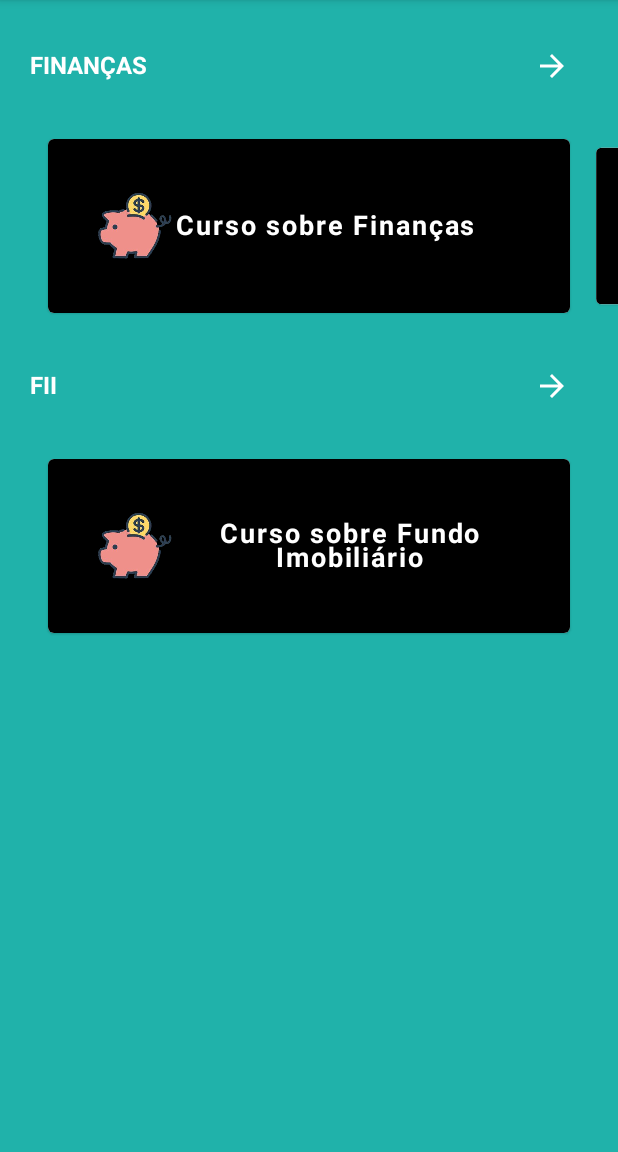
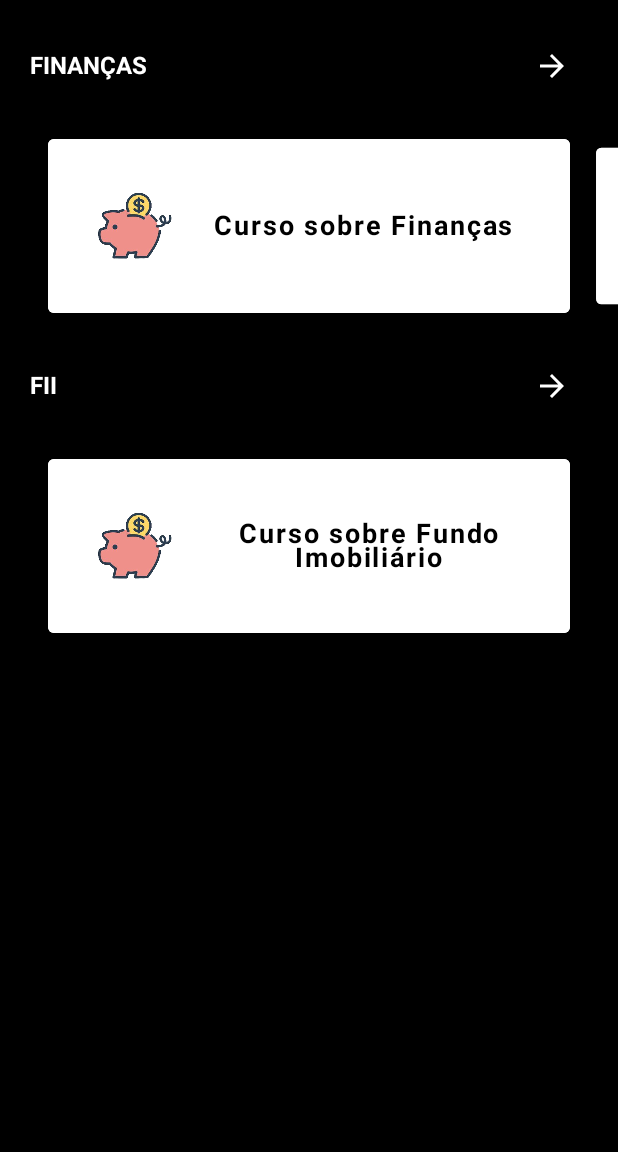
Before and after one commit to DanieleStein/Jupiter, an Android app built with Jetpack Compose: the CourseScreen screen opened through its navigation route, on a phone screen of 412 x 824 dp, the part 84-1236 px from its top. Run offline under Robolectric (Android 15) with nearby library versions, the phone set to English and light mode, and no system bars; our stand-ins replace accompanist.

Commit message:
Layout changes

```diff
--- a/androidApp/src/main/java/br/com/jupiter/android/components/CardCourse.kt
+++ b/androidApp/src/main/java/br/com/jupiter/android/components/CardCourse.kt
@@ -33,7 +33,7 @@ import kotlin.math.absoluteValue
 fun CardCourse(curso: String, onCardNavigation: () -> Unit) {
     Column(
         modifier = Modifier
-            .background(Color.Black)
+            .background(Color.White)
             .height(116.dp)
             .padding(horizontal = 23.dp, vertical = 23.dp)
             .fillMaxWidth()
@@ -50,14 +50,19 @@ fun CardCourse(curso: String, onCardNavigation: () -> Unit) {
                         painter = painterResource(id = R.drawable.porqueinho),
                         contentDescription = "Dinheiro"
                     )
+
                 }
+                Spacer(modifier = Modifier.width(25.dp))
+                Column(){
                     Text(
                         curso,
                         fontSize = 18.sp,
                         fontWeight = FontWeight.Bold,
-                    color = Color.White,
+                        color = Color.Black,
                         textAlign = TextAlign.Center
                     )
+                }
+
             }
         }
     }
@@ -67,7 +72,7 @@ fun CardCourse(curso: String, onCardNavigation: () -> Unit) {
 fun CardCourse2(curso: String, onCardNavigation: () -> Unit) {
     Column(
         modifier = Modifier
-            .background(Color.Black)
+            .background(Color.White)
             .height(90.dp)
             .width(180.dp)
     ) {
@@ -85,9 +90,9 @@ fun CardCourse2(curso: String, onCardNavigation: () -> Unit) {
                 }
                 Text(
                     curso,
-                    fontSize = 18.sp,
+                    fontSize = 15.sp,
                     fontWeight = FontWeight.Bold,
-                    color = Color.White,
+                    color = Color.Black,
                     textAlign = TextAlign.Center
                 )
             }
--- a/androidApp/src/main/java/br/com/jupiter/android/courses/CourseScreen.kt
+++ b/androidApp/src/main/java/br/com/jupiter/android/courses/CourseScreen.kt
@@ -1,5 +1,6 @@
 package br.com.jupiter.android.courses
 
+import androidx.compose.foundation.background
 import androidx.compose.foundation.layout.Row
 import androidx.compose.foundation.layout.Spacer
 import androidx.compose.foundation.layout.padding
@@ -30,7 +31,8 @@ fun CourseScreen() {
     MyApplicationTheme() {
         Scaffold(
             topBar = { TopBarPerfil(title = "JUPITER") },
-            containerColor = Color(0xFF20B2AA),
+            containerColor = Color.Black,
+
         ) {
 
             LazyColumn(modifier = Modifier.padding(it)) {
```
Lines whose indentation alone changed are shown as unchanged.
